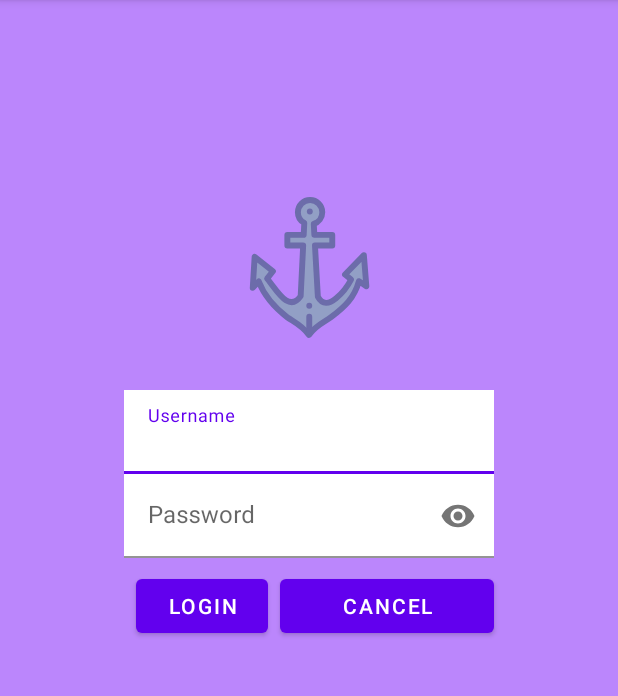
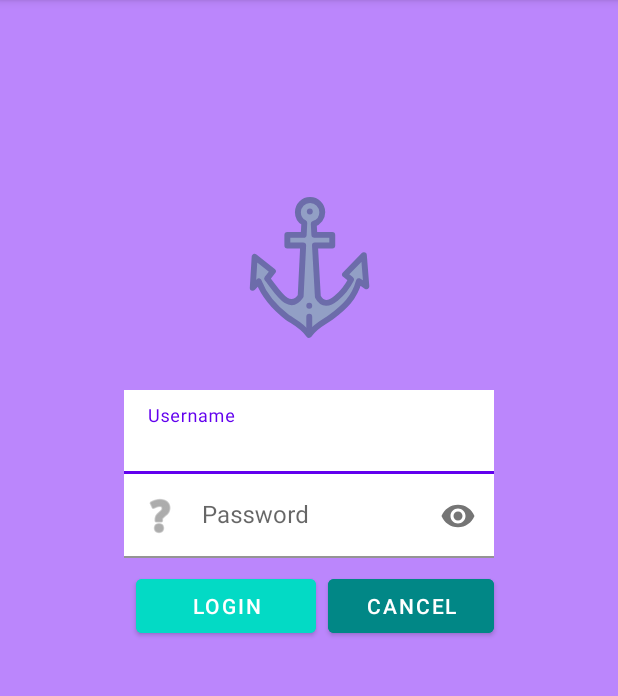
Before and after one commit to Jacobosr3/First, an Android app: the screen it shows after launch (MainActivity), on a phone screen of 412 x 824 dp, the part 84-780 px from its top. Run offline under Robolectric (Android 15) with nearby library versions, the phone set to English and light mode, and no system bars.

Commit message:
commit ImageBar

```diff
--- a/app/src/main/res/layout/activity_main.xml
+++ b/app/src/main/res/layout/activity_main.xml
@@ -30,6 +30,7 @@
         app:layout_constraintTop_toBottomOf="@id/tree"
         app:layout_constraintStart_toStartOf="@id/guideline1"
         app:layout_constraintEnd_toEndOf="@id/guideline2"
+
         >
         <EditText
             android:layout_width="match_parent"
@@ -48,6 +49,7 @@
         app:layout_constraintStart_toStartOf="@id/guideline1"
         app:layout_constraintEnd_toEndOf="@id/guideline2"
         app:passwordToggleEnabled="true"
+        app:startIconDrawable="@android:drawable/ic_menu_help"
         >
         <EditText
             android:layout_width="match_parent"
@@ -64,10 +66,12 @@
 
     <Button
         android:id="@+id/login"
-        android:layout_width="0dp"
+        android:layout_width="120dp"
         android:layout_height="wrap_content"
         android:layout_margin="8dp"
         android:text="Login"
+        android:backgroundTint="@color/teal_200"
+
         app:layout_constraintStart_toStartOf="@id/guideline1"
         app:layout_constraintTop_toBottomOf="@id/tilpassword">
 
@@ -79,6 +83,7 @@
         android:layout_height="wrap_content"
         android:layout_marginLeft="8dp"
         android:text="Cancel"
+        android:backgroundTint="@color/teal_700"
         app:layout_constraintEnd_toStartOf="@id/guideline2"
         app:layout_constraintStart_toEndOf="@id/login"
         app:layout_constraintTop_toTopOf="@id/login">
```
